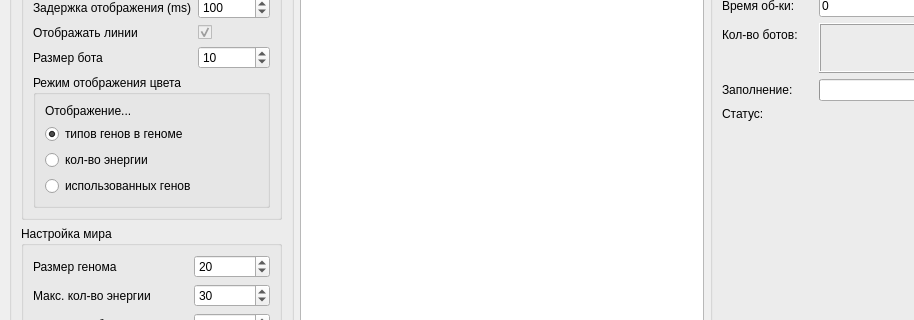
Above: mainwindow.ui from TomasGlgg/QGenetic before the change; both pictures show x 0 to 914 and y 155 to 475 of the 1000 by 1000 pixel window. Below: the same form after it.
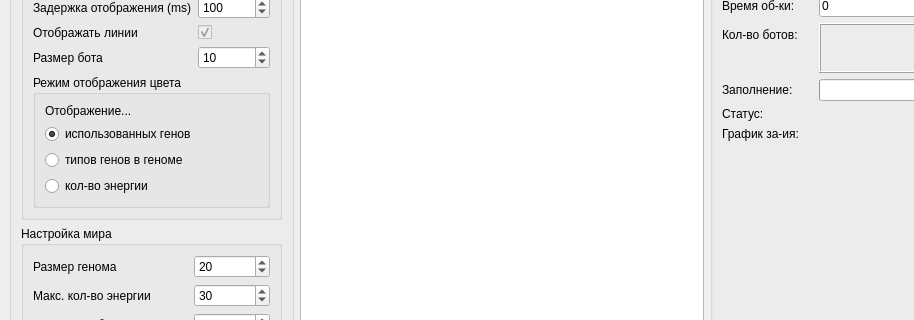
That is the form after the change. Custom widgets are drawn as their Qt base class.

Diff of the .ui file:
```diff
--- a/mainwindow.ui
+++ b/mainwindow.ui
@@ -176,6 +176,16 @@
                </property>
               </widget>
              </item>
+             <item>
+              <widget class="QRadioButton" name="radio_used_gens">
+               <property name="text">
+                <string>использованных генов</string>
+               </property>
+               <property name="checked">
+                <bool>true</bool>
+               </property>
+              </widget>
+             </item>
              <item>
               <widget class="QRadioButton" name="radio_gens_type">
                <property name="sizePolicy">
@@ -188,7 +198,7 @@
                 <string>типов генов в геноме</string>
                </property>
                <property name="checked">
-                <bool>true</bool>
+                <bool>false</bool>
                </property>
               </widget>
              </item>
@@ -205,13 +215,6 @@
                </property>
               </widget>
              </item>
-             <item>
-              <widget class="QRadioButton" name="radio_used_gens">
-               <property name="text">
-                <string>использованных генов</string>
-               </property>
-              </widget>
-             </item>
             </layout>
            </widget>
           </item>
@@ -579,6 +582,32 @@
          </property>
         </widget>
        </item>
+       <item row="8" column="0">
+        <widget class="QLabel" name="label_21">
+         <property name="text">
+          <string>График за-ия:</string>
+         </property>
+        </widget>
+       </item>
+       <item row="8" column="1">
+        <widget class="QwtPlot" name="historyPlot">
+         <property name="sizePolicy">
+          <sizepolicy hsizetype="Minimum" vsizetype="Minimum">
+           <horstretch>0</horstretch>
+           <verstretch>0</verstretch>
+          </sizepolicy>
+         </property>
+         <property name="maximumSize">
+          <size>
+           <width>160</width>
+           <height>200</height>
+          </size>
+         </property>
+         <property name="autoReplot">
+          <bool>true</bool>
+         </property>
+        </widget>
+       </item>
       </layout>
      </widget>
     </item>
@@ -591,6 +620,11 @@
    <extends>QWidget</extends>
    <header>kled.h</header>
   </customwidget>
+  <customwidget>
+   <class>QwtPlot</class>
+   <extends>QFrame</extends>
+   <header>qwt_plot.h</header>
+  </customwidget>
  </customwidgets>
  <resources/>
  <connections/>
```
Left out of the diff: 2 changed lines with no effect on the pictures.
